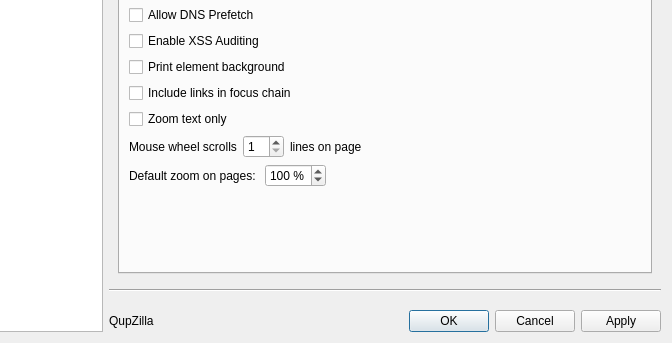
Before: the Qt Designer form src/lib/preferences/preferences.ui in QupZilla/qupzilla, drawn with Qt 5; both pictures show x 128 to 800 and y 157 to 500 of the 800 by 500 pixel window.
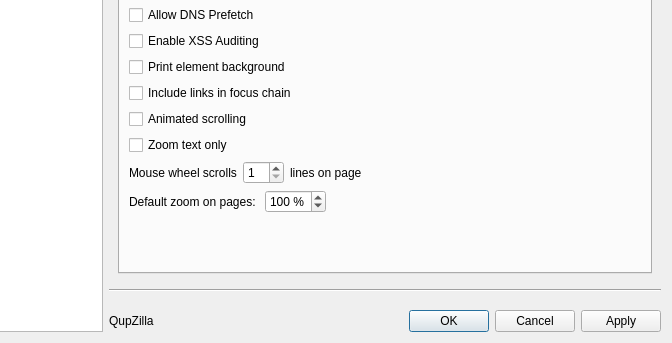
After: the same form once the commit is applied. The open tabs and pages were chosen to show the change.

Commit message:
Qt5: New option to turn Animated Scrolling
Feature similiar to "smooth scrolling"

Patch:
```diff
--- a/src/lib/preferences/preferences.ui
+++ b/src/lib/preferences/preferences.ui
@@ -1036,6 +1036,13 @@
                </property>
               </widget>
              </item>
+             <item>
+              <widget class="QCheckBox" name="animateScrolling">
+               <property name="text">
+                <string>Animated scrolling</string>
+               </property>
+              </widget>
+             </item>
              <item>
               <widget class="QCheckBox" name="zoomTextOnly">
                <property name="text">
```
Left out of the diff: 33 changed lines with no effect on the pictures. The commit also changes 3 other files.
